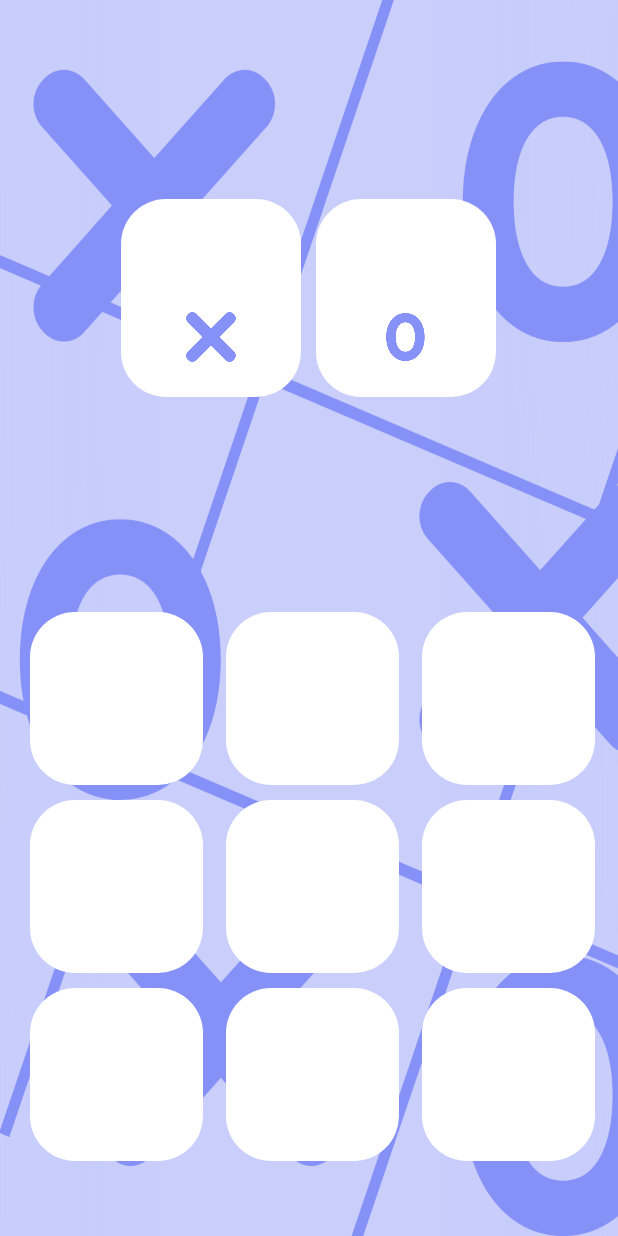
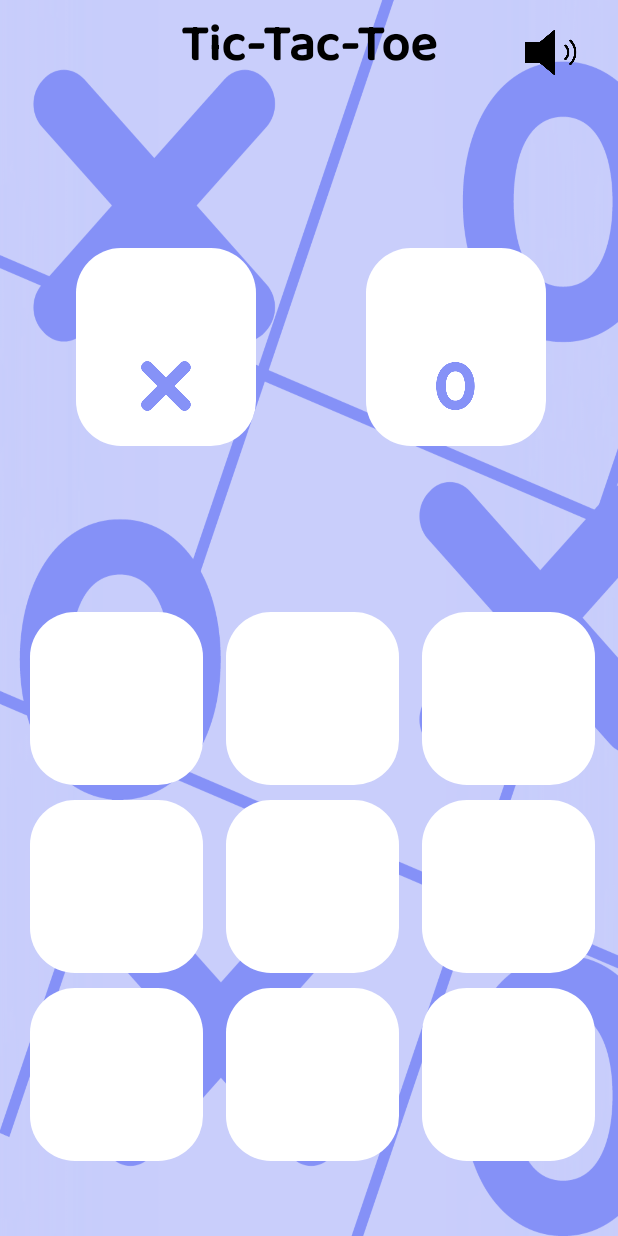
Before and after one commit to kingzainab/Gamebox-Application, an Android app: the TT_MainActivity screen opened directly, with no data from a screen before it, on a phone screen of 412 x 824 dp. Run offline under Robolectric (Android 15) with nearby library versions, the phone set to English and light mode, and no system bars.

Commit message:
Title Added

```diff
--- a/app/src/main/res/layout/activity_tt_main.xml
+++ b/app/src/main/res/layout/activity_tt_main.xml
@@ -17,13 +17,24 @@
         android:layout_alignParentTop="true"
         android:orientation="horizontal">
 
+
+        <androidx.constraintlayout.widget.ConstraintLayout
+            android:layout_width="match_parent"
+            android:layout_height="match_parent">
+
             <LinearLayout
+                android:id="@+id/playerOneLayout"
                 android:layout_width="120dp"
                 android:layout_height="wrap_content"
-            android:id="@+id/playerOneLayout"
+                android:layout_marginEnd="52dp"
+                android:background="@drawable/white_box"
+                android:gravity="center"
                 android:orientation="vertical"
-            android:gravity="center"
-            android:background="@drawable/white_box">
+                app:layout_constraintBottom_toBottomOf="parent"
+                app:layout_constraintEnd_toStartOf="@+id/playerTwoLayout"
+                app:layout_constraintHorizontal_bias="0.704"
+                app:layout_constraintStart_toStartOf="parent"
+                app:layout_constraintTop_toBottomOf="@+id/materialToolbar">
 
                 <TextView
                     android:id="@+id/playerOneName"
@@ -41,43 +52,97 @@
                 <ImageView
                     android:layout_width="40dp"
                     android:layout_height="40dp"
-                android:src="@drawable/ximage"
+                    android:layout_gravity="center"
                     android:layout_marginTop="20dp"
                     android:layout_marginBottom="20dp"
-                android:layout_gravity="center"/>
+                    android:src="@drawable/ximage" />
 
             </LinearLayout>
 
             <LinearLayout
+                android:id="@+id/playerTwoLayout"
                 android:layout_width="120dp"
                 android:layout_height="wrap_content"
-            android:layout_marginStart="10dp"
-            android:id="@+id/playerTwoLayout"
+                android:layout_marginEnd="48dp"
+                android:background="@drawable/white_box"
+                android:gravity="center"
                 android:orientation="vertical"
-            android:gravity="center"
-            android:background="@drawable/white_box">
+                app:layout_constraintBottom_toBottomOf="parent"
+                app:layout_constraintEnd_toEndOf="parent"
+                app:layout_constraintTop_toBottomOf="@+id/materialToolbar">
 
                 <TextView
+                    android:id="@+id/playerTwoName"
                     android:layout_width="match_parent"
                     android:layout_height="wrap_content"
                     android:layout_marginTop="20dp"
+                    android:gravity="center"
+                    android:maxLines="1"
                     android:text="Player Two"
-                android:id="@+id/playerTwoName"
+                    android:textColor="@color/lavender"
                     android:textSize="20sp"
-                android:gravity="center"
-                android:textStyle="bold"
-                android:textColor="@color/lavender"
-                android:maxLines="1"/>
+                    android:textStyle="bold" />
 
                 <ImageView
                     android:layout_width="40dp"
                     android:layout_height="40dp"
-                android:src="@drawable/oimage"
+                    android:layout_gravity="center"
                     android:layout_marginTop="20dp"
                     android:layout_marginBottom="20dp"
-                android:layout_gravity="center"/>
+                    android:src="@drawable/oimage" />
 
             </LinearLayout>
+
+            <com.google.android.material.appbar.MaterialToolbar
+                android:id="@+id/materialToolbar"
+                android:layout_width="match_parent"
+                android:layout_height="wrap_content"
+                android:minHeight="?attr/actionBarSize"
+                android:theme="?attr/actionBarTheme"
+                app:layout_constraintEnd_toEndOf="parent"
+                app:layout_constraintHorizontal_bias="0.0"
+                app:layout_constraintStart_toStartOf="parent"
+                app:layout_constraintTop_toTopOf="parent" />
+            <TextView
+                android:id="@+id/TicTac"
+                android:layout_width="wrap_content"
+                android:layout_height="wrap_content"
+                android:fontFamily="@font/urbanist_medium"
+                android:text="Tic-Tac-Toe"
+                android:textColor="@color/black"
+                android:textSize="34sp"
+                android:textStyle="bold"
+                app:layout_constraintBottom_toBottomOf="@+id/materialToolbar"
+                app:layout_constraintEnd_toEndOf="@+id/materialToolbar"
+                app:layout_constraintStart_toStartOf="@+id/materialToolbar"
+                app:layout_constraintTop_toTopOf="parent" />
+
+
+            <ImageView
+                android:id="@+id/level_two_sound_tictac"
+
+                android:layout_width="50dp"
+                android:layout_height="50dp"
+                android:layout_marginEnd="16dp"
+                app:layout_constraintBottom_toBottomOf="@+id/materialToolbar"
+                app:layout_constraintEnd_toEndOf="parent"
+                app:layout_constraintTop_toTopOf="parent"
+                app:layout_constraintVertical_bias="0.714"
+                app:srcCompat="@drawable/level_two_sound" />
+
+            <ImageView
+                android:id="@+id/zero_sound_tictac"
+
+                android:layout_width="50dp"
+                android:layout_height="50dp"
+                android:layout_marginEnd="27dp"
+                app:layout_constraintBottom_toBottomOf="@+id/materialToolbar"
+                app:layout_constraintEnd_toEndOf="parent"
+                app:layout_constraintTop_toTopOf="parent"
+                app:layout_constraintVertical_bias="0.714"
+                app:srcCompat="@drawable/zero_sound"
+                android:visibility="invisible"/>
+        </androidx.constraintlayout.widget.ConstraintLayout>
 
     </LinearLayout>
 
```
Also changed, not shown: app/src/main/res/layout/activity_tt_add_player.xml (+58 -23 lines). Lines whose indentation alone changed are shown as unchanged.
